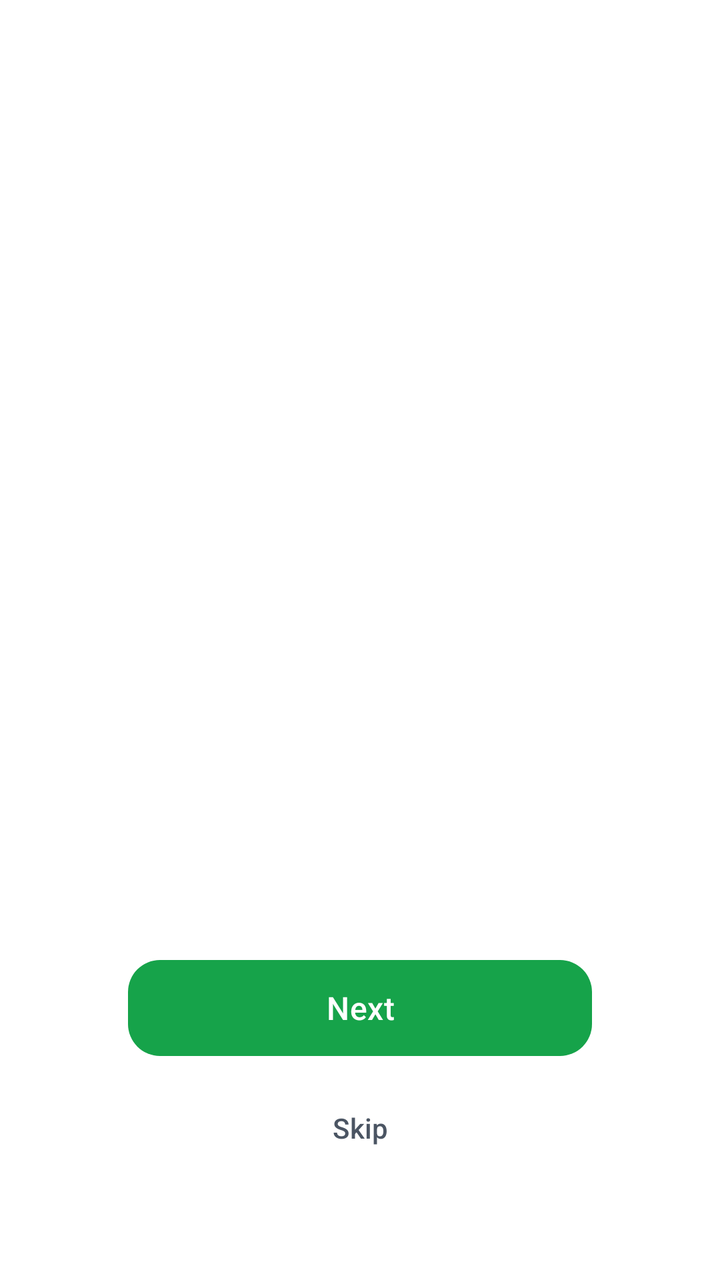
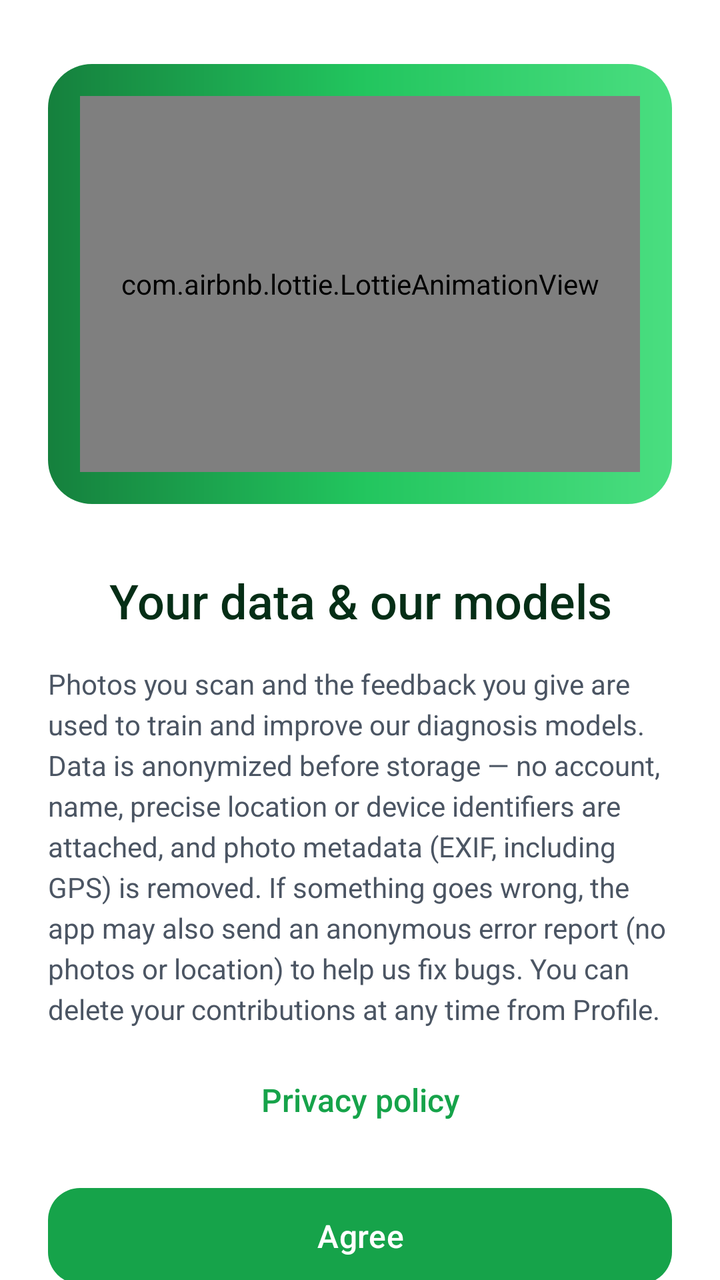

Compare the two renders of this Android layout. The source of the first and the diff that turns it into the second are given below.
<!-- AndroidManifest.xml: application theme Theme.PlantDiseases -->
<!-- res/layout/activity_onboarding.xml -->
<?xml version="1.0" encoding="utf-8"?>
<androidx.constraintlayout.widget.ConstraintLayout
    xmlns:android="http://schemas.android.com/apk/res/android"
    xmlns:app="http://schemas.android.com/apk/res-auto"
    android:layout_width="match_parent"
    android:layout_height="match_parent"
    android:background="@color/background">

    <androidx.viewpager2.widget.ViewPager2
        android:id="@+id/view_pager"
        android:layout_width="0dp"
        android:layout_height="0dp"
        app:layout_constraintTop_toTopOf="parent"
        app:layout_constraintBottom_toTopOf="@id/bottom_section"
        app:layout_constraintStart_toStartOf="parent"
        app:layout_constraintEnd_toEndOf="parent" />

    <LinearLayout
        android:id="@+id/bottom_section"
        android:layout_width="match_parent"
        android:layout_height="wrap_content"
        android:orientation="vertical"
        android:gravity="center_horizontal"
        android:paddingHorizontal="@dimen/space_2xl"
        android:paddingBottom="@dimen/space_4xl"
        android:fitsSystemWindows="true"
        app:layout_constraintBottom_toBottomOf="parent">


        <LinearLayout
            android:id="@+id/indicator_layout"
            android:layout_width="wrap_content"
            android:layout_height="wrap_content"
            android:orientation="horizontal"
            android:gravity="center"
            android:padding="4dp"
            android:clipToPadding="false"
            android:clipChildren="false" />

        <com.google.android.material.button.MaterialButton
            android:id="@+id/btn_next"
            android:layout_width="match_parent"
            android:layout_height="56dp"
            android:layout_marginTop="@dimen/space_3xl"
            android:layout_marginHorizontal="@dimen/space_4xl"
            android:text="@string/onboarding_next"
            android:textSize="@dimen/text_title_sm"
            app:cornerRadius="@dimen/radius_md"
            app:backgroundTint="@color/primary" />

        <com.google.android.material.button.MaterialButton
            android:id="@+id/btn_skip"
            style="@style/Widget.Material3.Button.TextButton"
            android:layout_width="wrap_content"
            android:layout_height="wrap_content"
            android:layout_marginTop="@dimen/space_sm"
            android:layout_marginBottom="@dimen/space_md"
            android:text="@string/onboarding_skip"
            android:textColor="@color/on_surface_secondary" />

    </LinearLayout>

</androidx.constraintlayout.widget.ConstraintLayout>
<!-- resources referenced by this layout -->
<resources>
  <color name="background">#FFFFFF</color>
  <color name="on_surface_secondary">#4B5563</color>
  <color name="primary">#16A34A</color>
  <dimen name="radius_md">16dp</dimen>
  <dimen name="space_2xl">24dp</dimen>
  <dimen name="space_3xl">32dp</dimen>
  <dimen name="space_4xl">40dp</dimen>
  <dimen name="space_md">12dp</dimen>
  <dimen name="space_sm">8dp</dimen>
  <dimen name="text_title_sm">16sp</dimen>
  <string name="onboarding_next">Next</string>
  <string name="onboarding_skip">Skip</string>
  <color name="primary_dark">#15803D</color>
  <color name="on_primary">#FFFFFF</color>
  <color name="primary_light">#DCFCE7</color>
  <color name="secondary">#4ADE80</color>
  <color name="on_secondary">#052E16</color>
  <color name="surface">#FFFFFF</color>
  <color name="surface_variant">#F0FDF4</color>
  <color name="on_surface">#052E16</color>
  <color name="surface_container_low">#F4FBF6</color>
  <color name="surface_container">#ECF7F0</color>
  <style name="App.FAB" parent="Widget.Material3.FloatingActionButton.Primary">
          <item name="backgroundTint">@color/primary</item>
          <item name="tint">@color/on_primary</item>
          <item name="rippleColor">@color/primary_dark</item>
          <item name="elevation">6dp</item>
          <item name="hoveredFocusedTranslationZ">8dp</item>
          <item name="pressedTranslationZ">10dp</item>
      </style>
  <style name="App.FAB.Extended" parent="Widget.Material3.ExtendedFloatingActionButton.Primary">
          <item name="backgroundTint">@color/primary</item>
          <item name="iconTint">@color/on_primary</item>
          <item name="android:textColor">@color/on_primary</item>
          <item name="rippleColor">@color/primary_dark</item>
          <item name="elevation">6dp</item>
          <item name="android:fontFamily">sans-serif-medium</item>
          <item name="android:letterSpacing">0.02</item>
      </style>
  <style name="ShapeAppearance.App.Button" parent="ShapeAppearance.Material3.Corner.Large">
          <item name="cornerSize">24dp</item>
      </style>
  <dimen name="text_body">14sp</dimen>
  <!-- unchanged entries left out for length: 2 -->
</resources>

<!-- the commit's change to res/layout/activity_onboarding.xml (unified diff, before → after) -->
@@ -1,63 +1,88 @@
 <?xml version="1.0" encoding="utf-8"?>
-<androidx.constraintlayout.widget.ConstraintLayout
+<ScrollView
     xmlns:android="http://schemas.android.com/apk/res/android"
     xmlns:app="http://schemas.android.com/apk/res-auto"
     android:layout_width="match_parent"
     android:layout_height="match_parent"
-    android:background="@color/background">
-
-    <androidx.viewpager2.widget.ViewPager2
-        android:id="@+id/view_pager"
-        android:layout_width="0dp"
-        android:layout_height="0dp"
-        app:layout_constraintTop_toTopOf="parent"
-        app:layout_constraintBottom_toTopOf="@id/bottom_section"
-        app:layout_constraintStart_toStartOf="parent"
-        app:layout_constraintEnd_toEndOf="parent" />
+    android:background="@color/background"
+    android:fillViewport="true"
+    android:fitsSystemWindows="true"
+    android:scrollbars="none">
 
     <LinearLayout
-        android:id="@+id/bottom_section"
         android:layout_width="match_parent"
         android:layout_height="wrap_content"
+        android:gravity="center_horizontal"
         android:orientation="vertical"
-        android:gravity="center_horizontal"
         android:paddingHorizontal="@dimen/space_2xl"
-        android:paddingBottom="@dimen/space_4xl"
-        android:fitsSystemWindows="true"
-        app:layout_constraintBottom_toBottomOf="parent">
+        android:paddingTop="@dimen/space_3xl"
+        android:paddingBottom="@dimen/space_4xl">
 
+        
+        <FrameLayout
+            android:layout_width="match_parent"
+            android:layout_height="220dp"
+            android:background="@drawable/bg_hero_card"
+            android:elevation="@dimen/glass_elevation_soft"
+            android:padding="@dimen/space_lg">
 
-        <LinearLayout
-            android:id="@+id/indicator_layout"
+            <com.airbnb.lottie.LottieAnimationView
+                android:id="@+id/consent_animation"
+                android:layout_width="match_parent"
+                android:layout_height="match_parent"
+                android:importantForAccessibility="no"
+                app:lottie_autoPlay="true"
+                app:lottie_loop="true"
+                app:lottie_rawRes="@raw/onboarding_diagnose" />
+
+        </FrameLayout>
+
+        <TextView
+            android:id="@+id/consent_title"
+            android:layout_width="match_parent"
+            android:layout_height="wrap_content"
+            android:layout_marginTop="@dimen/space_3xl"
+            android:accessibilityHeading="true"
+            android:fontFamily="sans-serif-medium"
+            android:gravity="center"
+            android:text="@string/consent_title"
+            android:textColor="@color/on_surface"
+            android:textSize="@dimen/text_headline" />
+
+        <TextView
+            android:id="@+id/consent_body"
+            android:layout_width="match_parent"
+            android:layout_height="wrap_content"
+            android:layout_marginTop="@dimen/space_lg"
+            android:lineSpacingExtra="4dp"
+            android:text="@string/consent_body"
+            android:textColor="@color/on_surface_secondary"
+            android:textSize="@dimen/text_body" />
+
+        <TextView
+            android:id="@+id/consent_privacy_link"
             android:layout_width="wrap_content"
-            android:layout_height="wrap_content"
-            android:orientation="horizontal"
+            android:layout_height="48dp"
+            android:layout_marginTop="@dimen/space_md"
+            android:clickable="true"
+            android:focusable="true"
+            android:fontFamily="sans-serif-medium"
             android:gravity="center"
-            android:padding="4dp"
-            android:clipToPadding="false"
-            android:clipChildren="false" />
+            android:paddingHorizontal="@dimen/space_md"
+            android:text="@string/consent_privacy_link"
+            android:textColor="@color/primary"
+            android:textSize="@dimen/text_title_sm" />
 
         <com.google.android.material.button.MaterialButton
-            android:id="@+id/btn_next"
+            android:id="@+id/consent_agree"
             android:layout_width="match_parent"
             android:layout_height="56dp"
-            android:layout_marginTop="@dimen/space_3xl"
-            android:layout_marginHorizontal="@dimen/space_4xl"
-            android:text="@string/onboarding_next"
+            android:layout_marginTop="@dimen/space_lg"
+            android:text="@string/consent_agree"
             android:textSize="@dimen/text_title_sm"
-            app:cornerRadius="@dimen/radius_md"
-            app:backgroundTint="@color/primary" />
-
-        <com.google.android.material.button.MaterialButton
-            android:id="@+id/btn_skip"
-            style="@style/Widget.Material3.Button.TextButton"
-            android:layout_width="wrap_content"
-            android:layout_height="wrap_content"
-            android:layout_marginTop="@dimen/space_sm"
-            android:layout_marginBottom="@dimen/space_md"
-            android:text="@string/onboarding_skip"
-            android:textColor="@color/on_surface_secondary" />
+            app:backgroundTint="@color/primary"
+            app:cornerRadius="@dimen/radius_md" />
 
     </LinearLayout>
 
-</androidx.constraintlayout.widget.ConstraintLayout>
+</ScrollView>
<!-- resource entries referenced after the edit -->
@@ -3,15 +3,34 @@
   <color name="background">#FFFFFF</color>
   <color name="on_surface_secondary">#4B5563</color>
   <color name="primary">#16A34A</color>
+  <dimen name="glass_elevation_soft">0dp</dimen>
   <dimen name="radius_md">16dp</dimen>
   <dimen name="space_2xl">24dp</dimen>
   <dimen name="space_3xl">32dp</dimen>
   <dimen name="space_4xl">40dp</dimen>
+  <dimen name="space_lg">16dp</dimen>
   <dimen name="space_md">12dp</dimen>
-  <dimen name="space_sm">8dp</dimen>
   <dimen name="text_title_sm">16sp</dimen>
-  <string name="onboarding_next">Next</string>
-  <string name="onboarding_skip">Skip</string>
+  <!-- drawable bg_hero_card (drawable) -->
+  <?xml version="1.0" encoding="utf-8"?>
+  <shape xmlns:android="http://schemas.android.com/apk/res/android"
+      android:shape="rectangle">
+      <gradient
+          android:type="linear"
+          android:angle="0"
+          android:startColor="@color/hero_gradient_start"
+          android:centerColor="@color/hero_gradient_mid"
+          android:endColor="@color/hero_gradient_end" />
+      <corners android:radius="@dimen/radius_lg" />
+  </shape>
+  <string name="consent_agree">Agree</string>
+  <string name="consent_body">Photos you scan and the feedback you give are used to train and improve our diagnosis models. Data is anonymized before storage — no account, name, precise location or device identifiers are attached, and photo metadata (EXIF, including GPS) is removed. If something goes wrong, the app may also send an anonymous error report (no photos or location) to help us fix bugs. You can delete your contributions at any time from Profile.</string>
+  <string name="consent_privacy_link">Privacy policy</string>
+  <string name="consent_title">Your data &amp; our models</string>
+  <color name="hero_gradient_start">#15803D</color>
+  <color name="hero_gradient_mid">#22C55E</color>
+  <color name="hero_gradient_end">#4ADE80</color>
+  <dimen name="radius_lg">22dp</dimen>
   <color name="primary_dark">#15803D</color>
   <color name="on_primary">#FFFFFF</color>
   <color name="primary_light">#DCFCE7</color>
@@ -43,6 +62,7 @@
           <item name="cornerSize">24dp</item>
       </style>
   <dimen name="text_body">14sp</dimen>
+  <dimen name="text_headline">24sp</dimen>
   <!-- unchanged entries left out for length: 2 -->
 </resources>
 
